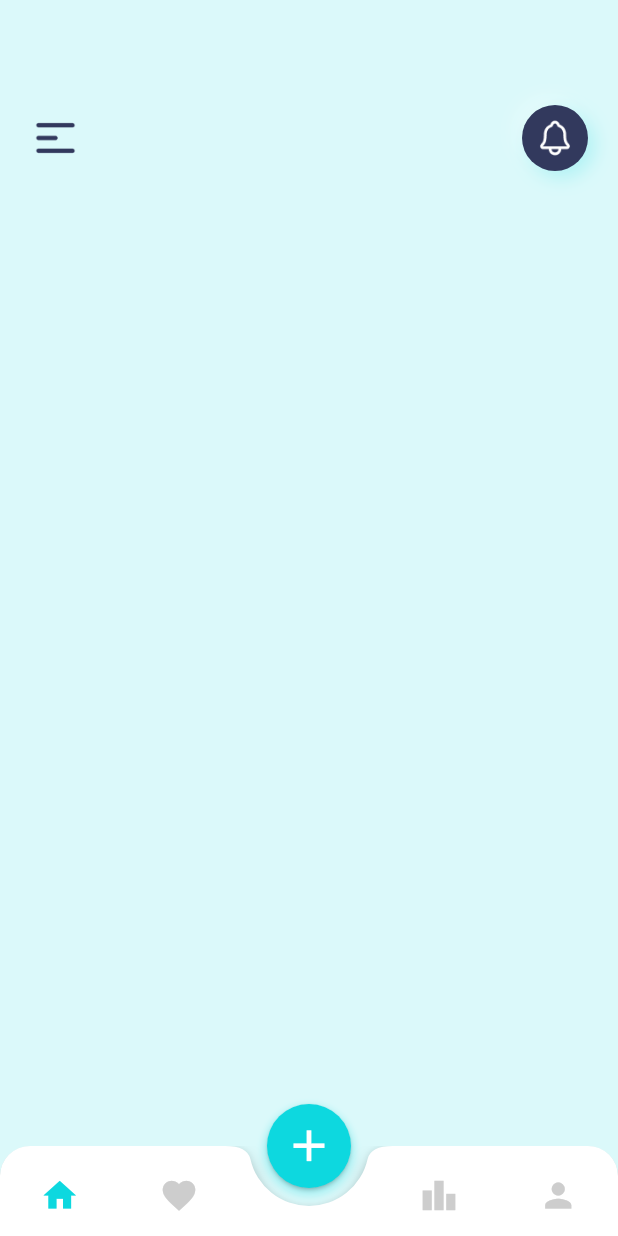
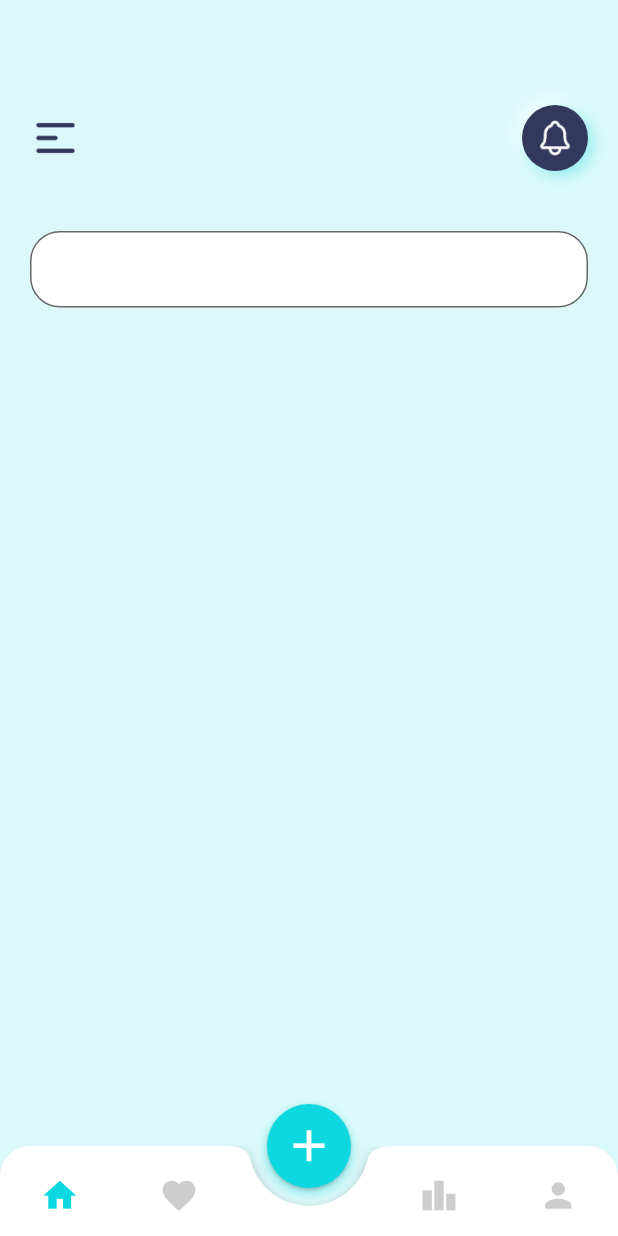
Before and after one commit to JayeshPatil18/GHR-Incog, a Flutter app: the screen it shows after launch, on a phone screen of 412 x 824 dp. Run offline on Flutter 3.47's test engine with Material 2 defaults, Android fonts, the phone set to English and light mode, and no system bars; our stand-ins replace flutter_bloc, font_awesome_flutter.

Commit message:
after food commit

```diff
--- /dev/null
+++ b/lib/constants/boarder_radius.dart
@@ -0,0 +1,3 @@
+class AppBoarderRadius {
+  static const searchBarRadius = 20.0;
+}
--- a/lib/constants/shadow_color.dart
+++ b/lib/constants/shadow_color.dart
@@ -1,6 +1,6 @@
 import 'package:flutter/material.dart';
 
 class AppShadowColors {
-  static const topShadow = Color(0x66FFFFFF);
-  static const bottomShadow = Color(0x33A0DD8DF);
+  static const topShadow = Color(0xFFFFFFFF);
+  static const bottomShadow = Color(0x660DD8DF);
 }
--- a/lib/features/reviews/presentation/pages/home.dart
+++ b/lib/features/reviews/presentation/pages/home.dart
@@ -4,6 +4,9 @@ import 'package:flutter/src/widgets/framework.dart';
 import 'package:review_app/constants/color.dart';
 import 'package:review_app/constants/icon_size.dart';
 import 'package:review_app/features/reviews/presentation/widgets/circle_button.dart';
+
+import '../../../../constants/boarder_radius.dart';
+import '../../../../utils/fonts.dart';
 
 class HomePage extends StatefulWidget {
   const HomePage({super.key});
@@ -27,7 +30,19 @@ class _HomePageState extends State<HomePage> {
                 Image.asset('assets/icons/menu.png', height: 34, width: 34),
                 CircleIconContainer(containerColor: AppColors.textColor, containerSize: 44, icon: Image.asset('assets/icons/notification.png', height: AppIconSize.bottomNavBarIcons, width: AppIconSize.bottomNavBarIcons))
               ],
-            )
+            ),
+            SizedBox(height: 40),
+            TextField(
+                  style: textFieldText(),
+              decoration: InputDecoration(
+                contentPadding: EdgeInsets.only(top: 16, bottom: 16, left: 20, right: 20),
+                fillColor: AppColors.primaryColor30,
+                filled: true,
+                border: OutlineInputBorder(
+                  borderRadius: BorderRadius.circular(AppBoarderRadius.searchBarRadius)
+                ),
+              ),
+            ),
           ],
         ),
       ),
--- a/lib/features/reviews/presentation/pages/landing.dart
+++ b/lib/features/reviews/presentation/pages/landing.dart
@@ -33,6 +33,7 @@ class _LandingPageState extends State<LandingPage> {
         return Scaffold(
           backgroundColor: AppColors.backgroundColor60,
           body: screens[value.currentIndex],
+          resizeToAvoidBottomInset: false,
           floatingActionButtonLocation:
               FloatingActionButtonLocation.centerDocked,
           floatingActionButton: FloatingActionButton(
--- a/lib/features/reviews/presentation/widgets/shadow.dart
+++ b/lib/features/reviews/presentation/widgets/shadow.dart
@@ -6,14 +6,14 @@ class ContainerShadow {
   static final List<BoxShadow> boxShadow = [
     BoxShadow(
       color: AppShadowColors.topShadow,
-      offset: Offset(-4.0, -4.0),
-      blurRadius: 10,
+      offset: Offset(-3, -3),
+      blurRadius: 8,
       spreadRadius: 0.0,
     ),
     BoxShadow(
       color: AppShadowColors.bottomShadow,
-      offset: Offset(4.0, 4.0),
-      blurRadius: 10,
+      offset: Offset(3, 3),
+      blurRadius: 8,
       spreadRadius: 0.0,
     ),
   ];
--- a/lib/main.dart
+++ b/lib/main.dart
@@ -1,5 +1,6 @@
 import 'package:flutter/material.dart';
 import 'package:provider/provider.dart';
+import 'package:review_app/constants/color.dart';
 import 'package:review_app/features/reviews/presentation/pages/home.dart';
 import 'package:review_app/features/reviews/presentation/pages/leaderboard.dart';
 import 'package:review_app/features/reviews/presentation/provider/bottom_nav_bar.dart';
--- /dev/null
+++ b/lib/utils/fonts.dart
@@ -0,0 +1,24 @@
+import 'package:flutter/material.dart';
+import 'package:review_app/constants/color.dart';
+
+
+TextStyle textTitle(){
+  return const TextStyle(fontSize: 32, fontWeight: FontWeight.bold, color: AppColors.textColor);
+}
+
+TextStyle textSubtitle(){
+  return const TextStyle(fontSize: 20, fontWeight: FontWeight.bold, color: AppColors.textColor);
+}
+
+TextStyle videoTextTitle(){
+  return const TextStyle(fontSize: 24, fontWeight: FontWeight.bold, color: AppColors.textColor);
+}
+
+TextStyle subText(){
+  return const TextStyle(fontSize: 16, color: AppColors.textColor);
+}
+
+
+TextStyle textFieldText(){
+  return const TextStyle(fontSize: 16, color: AppColors.textColor);
+}
```
